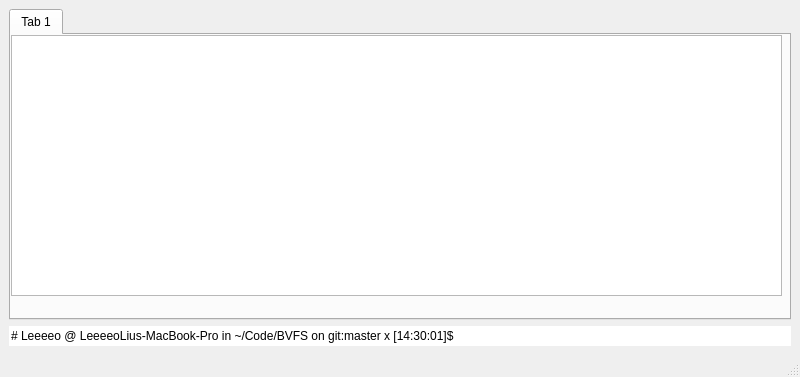
First picture: the form in BVFS/cli.ui, repository SakuraSong001/BVFS, before the edit.
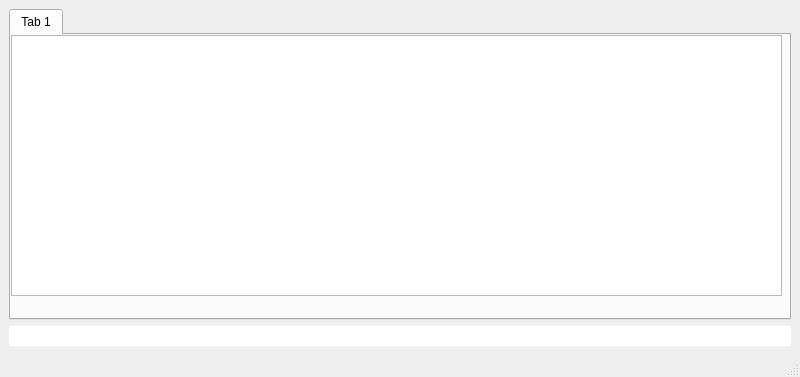
Second picture: the form after the edit.

Patch:
```diff
--- a/BVFS/cli.ui
+++ b/BVFS/cli.ui
@@ -43,7 +43,7 @@
     <item>
      <widget class="QLineEdit" name="lineEdit">
       <property name="text">
-       <string># Leeeeo @ LeeeeoLius-MacBook-Pro in ~/Code/BVFS on git:master x [14:30:01]$</string>
+       <string/>
       </property>
       <property name="frame">
        <bool>false</bool>
```
